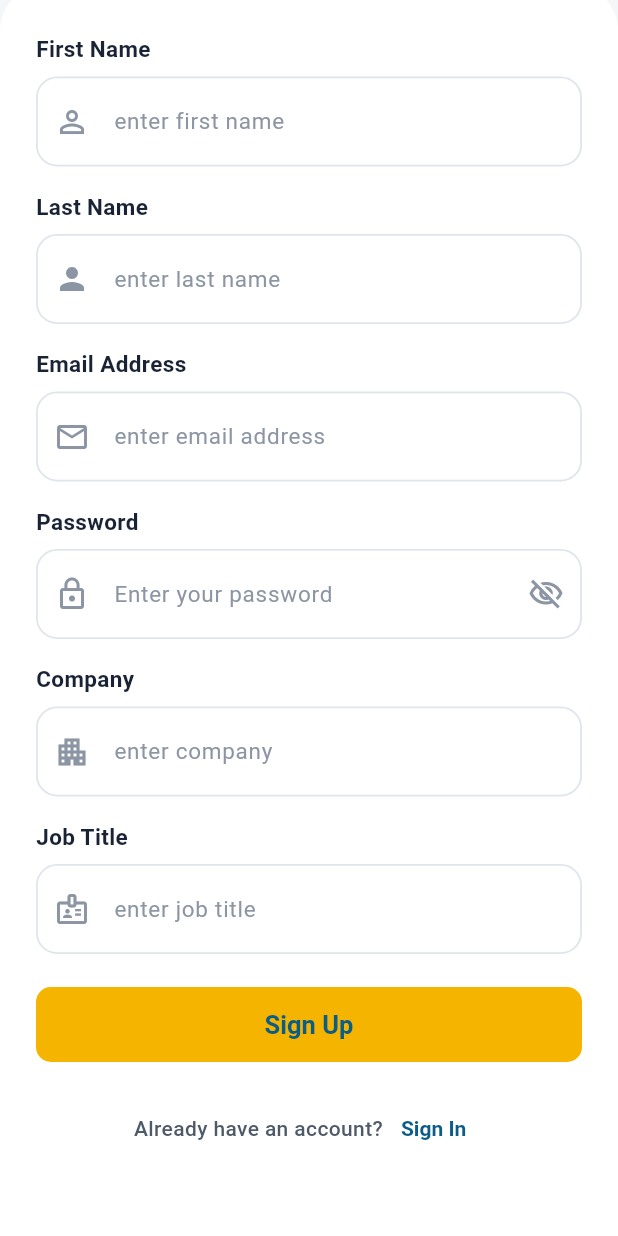
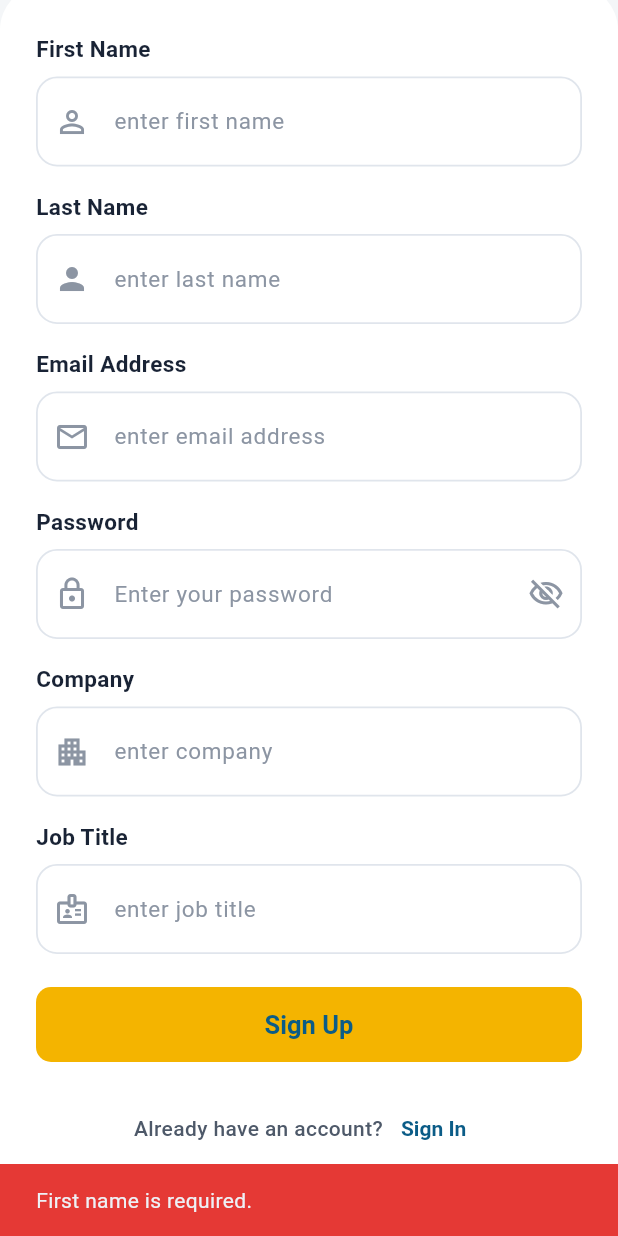
Before and after one commit to Anakha-KK/event_networking_app, a Flutter app: the SignUpPage screen opened directly, scrolled down 335 dp, after a tap on "Sign Up", on a phone screen of 412 x 824 dp. Run offline on Flutter 3.47's test engine with Material 3 defaults, Android fonts, the phone set to English and light mode, and no system bars.

Commit message:
Implement full sign-up flow with API wiring and navigation

```diff
--- a/lib/config/env.dart
+++ b/lib/config/env.dart
@@ -16,4 +16,9 @@ class EnvConfig {
     'AUTH_CHECK_ENDPOINT',
     defaultValue: '$apiBaseUrl/auth/check',
   );
+
+  static const signUpEndpoint = String.fromEnvironment(
+    'SIGN_UP_ENDPOINT',
+    defaultValue: '$apiBaseUrl/signup',
+  );
 }
--- a/lib/signup/sign_up_page.dart
+++ b/lib/signup/sign_up_page.dart
@@ -1,5 +1,11 @@
+import 'dart:async';
+import 'dart:convert';
+
 import 'package:flutter/material.dart';
+import 'package:http/http.dart' as http;
 
+import '../config/env.dart';
+import '../home/home_page.dart';
 import '../login/constants.dart';
 import '../login/login_page.dart';
 
@@ -43,6 +49,7 @@ class _SignUpFormShellState extends State<_SignUpFormShell> {
   final TextEditingController _companyController = TextEditingController();
   final TextEditingController _jobTitleController = TextEditingController();
   bool _obscurePassword = true;
+  bool _isSubmitting = false;
   late final List<_TextFieldConfig> _fieldConfigs;
 
   @override
@@ -120,7 +127,7 @@ class _SignUpFormShellState extends State<_SignUpFormShell> {
               width: double.infinity,
               height: 50,
               child: ElevatedButton(
-                onPressed: () {},
+                onPressed: _isSubmitting ? null : _handleSubmit,
                 style: ElevatedButton.styleFrom(
                   backgroundColor: kSignUpYellow,
                   foregroundColor: kHeroBlue,
@@ -133,7 +140,17 @@ class _SignUpFormShellState extends State<_SignUpFormShell> {
                     fontWeight: FontWeight.w700,
                   ),
                 ),
-                child: const Text('Sign Up'),
+                child: _isSubmitting
+                    ? const SizedBox(
+                        width: 22,
+                        height: 22,
+                        child: CircularProgressIndicator(
+                          strokeWidth: 2.4,
+                          valueColor:
+                              AlwaysStoppedAnimation<Color>(kHeroBlue),
+                        ),
+                      )
+                    : const Text('Sign Up'),
               ),
             ),
             const SizedBox(height: 20),
@@ -164,6 +181,126 @@ class _SignUpFormShellState extends State<_SignUpFormShell> {
           ],
         ),
       ),
+    );
+  }
+
+  Future<void> _handleSubmit() async {
+    final validationError = _validateInputs();
+    if (validationError != null) {
+      _showSnack(validationError);
+      return;
+    }
+
+    final firstName = _firstNameController.text.trim();
+    final lastName = _lastNameController.text.trim();
+    final payload = {
+      'name': '$firstName $lastName'.trim(),
+      'email': _emailController.text.trim(),
+      'password': _passwordController.text,
+      'first_name': firstName,
+      'last_name': lastName,
+      'job_title': _jobTitleController.text.trim(),
+      'company_name': _companyController.text.trim(),
+    };
+
+    setState(() => _isSubmitting = true);
+
+    try {
+      final response = await http
+          .post(
+            Uri.parse(EnvConfig.signUpEndpoint),
+            headers: const {
+              'Accept': 'application/json',
+              'Content-Type': 'application/json',
+            },
+            body: jsonEncode(payload),
+          )
+          .timeout(const Duration(seconds: 10));
+
+      if (!mounted) return;
+
+      final status = response.statusCode;
+      final isSuccess = status == 200 || status == 201;
+      final message = _extractMessage(
+        response.body,
+        fallback:
+            isSuccess ? 'Account created successfully.' : 'Sign-up failed ($status).',
+      );
+
+      if (isSuccess) {
+        _showSnack(message, isError: false);
+        _goToHomePage();
+      } else {
+        _showSnack(message);
+      }
+    } on TimeoutException {
+      _showSnack('Request timed out. Please try again.');
+    } catch (error) {
+      _showSnack('Sign-up failed: $error');
+    } finally {
+      if (mounted) {
+        setState(() => _isSubmitting = false);
+      }
+    }
+  }
+
+  String? _validateInputs() {
+    if (_firstNameController.text.trim().isEmpty) {
+      return 'First name is required.';
+    }
+    if (_lastNameController.text.trim().isEmpty) {
+      return 'Last name is required.';
+    }
+    final email = _emailController.text.trim();
+    if (email.isEmpty || !email.contains('@')) {
+      return 'Enter a valid email address.';
+    }
+    if (_passwordController.text.length < 6) {
+      return 'Password must be at least 6 characters.';
+    }
+    return null;
+  }
+
+  void _showSnack(String message, {bool isError = true}) {
+    if (!mounted) return;
+    ScaffoldMessenger.of(context).showSnackBar(
+      SnackBar(
+        content: Text(message),
+        backgroundColor: isError ? Colors.red[600] : Colors.green[600],
+      ),
+    );
+  }
+
+  String _extractMessage(String body, {required String fallback}) {
+    try {
+      final decoded = jsonDecode(body);
+      if (decoded is Map<String, dynamic>) {
+        if (decoded['errors'] is Map<String, dynamic>) {
+          final errors = decoded['errors'] as Map<String, dynamic>;
+          for (final entry in errors.entries) {
+            final value = entry.value;
+            if (value is List && value.isNotEmpty) {
+              final first = value.first;
+              if (first is String && first.isNotEmpty) return first;
+            } else if (value is String && value.isNotEmpty) {
+              return value;
+            }
+          }
+        }
+        if (decoded['message'] is String && (decoded['message'] as String).isNotEmpty) {
+          return decoded['message'] as String;
+        }
+      }
+    } catch (_) {
+      // Ignore decoding issues and fall back to provided message.
+    }
+    return fallback;
+  }
+
+  void _goToHomePage() {
+    Navigator.of(context).pushAndRemoveUntil(
+      MaterialPageRoute(builder: (_) => const HomePage()),
+      (_) => false,
     );
   }
 
```
